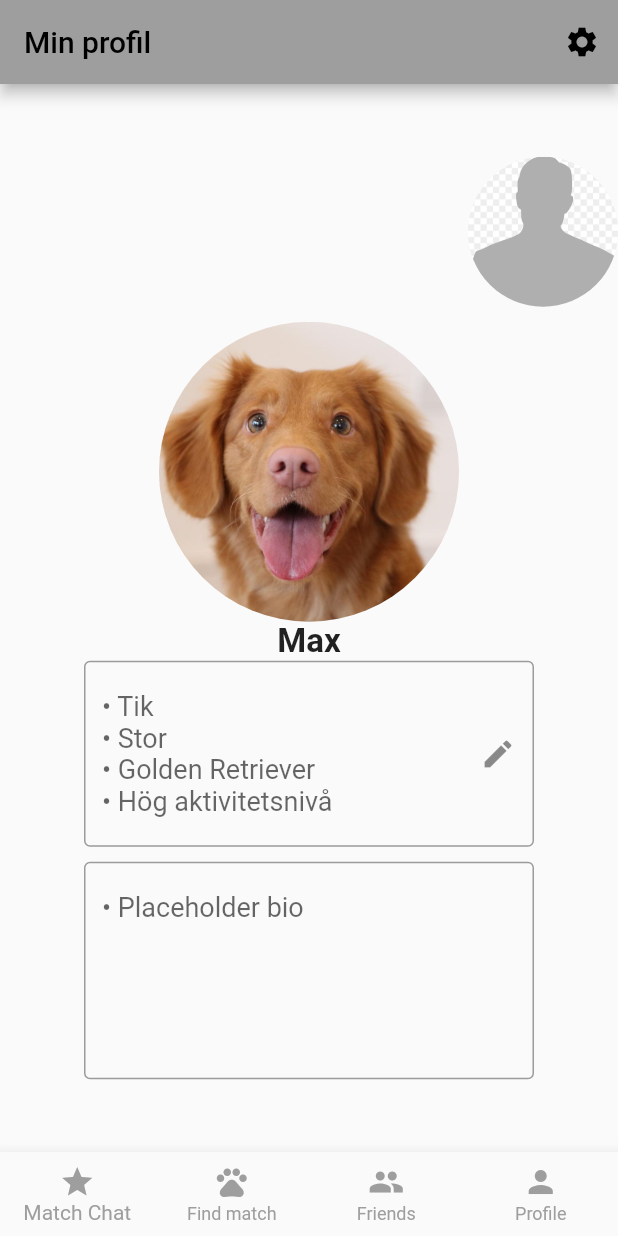
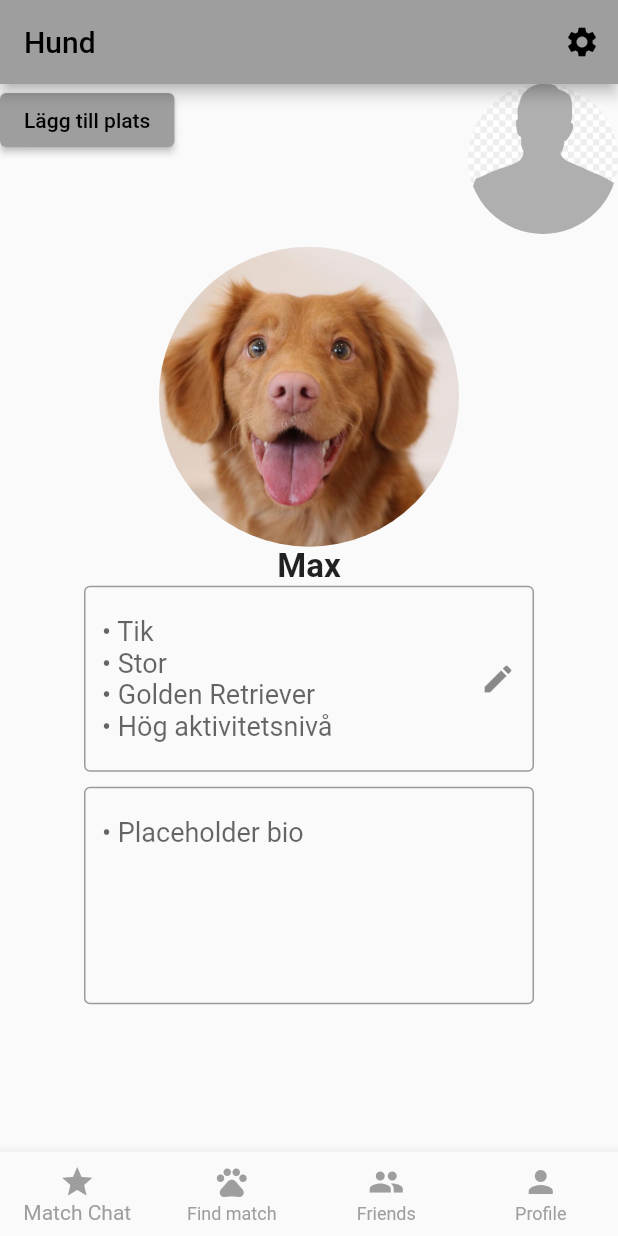
Before and after one commit to joas47/Bark_Buddy, a Flutter app: the screen it shows after launch, on a phone screen of 412 x 824 dp. Run offline on Flutter 3.47's test engine with Material 2 defaults, Android fonts, the phone set to English and light mode, and no system bars; our stand-ins replace cloud_firestore, firebase_auth, firebase_core, image_picker; accounts and stored records are empty.

Commit message:
owener profile skeleton

```diff
--- a/lib/main.dart
+++ b/lib/main.dart
@@ -1,11 +1,12 @@
 import 'package:cross_platform_test/match_chat_page.dart';
 import 'package:cross_platform_test/settings_page.dart';
-import 'package:cross_platform_test/view_profile_page.dart';
+import 'package:cross_platform_test/view_dog_profile_page.dart';
 import 'package:cross_platform_test/login_page.dart';
 import 'package:cross_platform_test/register_page.dart';
 import 'package:cross_platform_test/register_dog_page.dart';
 import 'package:cross_platform_test/find_match_page.dart';
 import 'package:cross_platform_test/make_profile_page.dart';
+import 'package:cross_platform_test/view_owner_profile_page.dart';
 
 import 'package:flutter/material.dart';
 //test Morgan
@@ -43,13 +44,14 @@ class BarkBuddy extends StatelessWidget {
           '/make-profile': (context) => const MakeProfilePage(),
           '/register-dog': (context) => const RegisterDogPage(),
           '/find-match': (context) => const FindMatchPage(),
-          '/profile': (context) => const ViewProfilePage(),
+          '/profile': (context) => const ViewDogProfilePage(),
           '/match-chat': (context) => const MatchChatPage(),
           '/settings': (context) => const SettingsPage(),
+          '/owner-profile': (context) => const ViewOwnerProfile(),
         },
         // TODO: change this to the login page when time for merge
         //home: const LoginPage());
-        home: const ViewProfilePage());
+        home: const ViewDogProfilePage());
   }
 }
 
--- a/lib/view_profile_page.dart
+++ b/lib/view_dog_profile_page.dart
@@ -2,14 +2,14 @@ import 'package:flutter/material.dart';
 
 import 'bottom_navigation_bar.dart';
 
-class ViewProfilePage extends StatelessWidget {
-  const ViewProfilePage({super.key});
+class ViewDogProfilePage extends StatelessWidget {
+  const ViewDogProfilePage({super.key});
 
   @override
   Widget build(BuildContext context) {
     return Scaffold(
       appBar: AppBar(
-        title: const Text('Min profil'),
+        title: const Text('Hund'),
         actions: [
           IconButton(
             icon: const Icon(Icons.settings),
@@ -21,22 +21,39 @@ class ViewProfilePage extends StatelessWidget {
           ),
         ],
       ),
-      body: Center(
-        child: Column(
-          mainAxisAlignment: MainAxisAlignment.center,
-          children: <Widget>[
-            const Align(
-              alignment: Alignment.topRight,
+      body: Stack(alignment: Alignment.center, children: <Widget>[
+        Row(mainAxisAlignment: MainAxisAlignment.spaceBetween, children: <
+            Widget>[
+          Align(
+            alignment: Alignment.topLeft,
+            child: ElevatedButton(
+              child: const Text('Lägg till plats'),
+              onPressed: () {},
+            ),
+          ),
+          Align(
+            alignment: Alignment.topRight,
+            child: InkWell(
+              onTap: () {
+                Navigator.pushNamed(context, '/owner-profile');
+              },
               child: CircleAvatar(
                 radius: 50.0,
                 backgroundImage:
+                    // TODO: get this information from the database
                     AssetImage('assets/images/placeholder-profile-image.png'),
               ),
             ),
+          ),
+        ]),
+        Column(
+          mainAxisAlignment: MainAxisAlignment.center,
+          children: <Widget>[
             const SizedBox(height: 10.0),
             const CircleAvatar(
               radius: 100.0,
               backgroundImage:
+                  // TODO: get this information from the database
                   AssetImage('assets/images/placeholder-dog-image2.png'),
             ),
             const Text(
@@ -54,7 +71,7 @@ class ViewProfilePage extends StatelessWidget {
                 minLines: 1,
                 maxLines: 5,
                 decoration: InputDecoration(
-                  // TODO: get this information from the database
+                    // TODO: get this information from the database
                     hintText:
                         '• Tik \n• Stor \n• Golden Retriever\n• Hög aktivitetsnivå',
                     border: const OutlineInputBorder(),
@@ -89,7 +106,7 @@ class ViewProfilePage extends StatelessWidget {
             ),
           ],
         ),
-      ),
+      ]),
       bottomNavigationBar: BottomNavigationBarCustom.build(context),
     );
   }
```
Also changed, not shown: lib/view_owner_profile_page.dart (added, +113 -0 lines).
